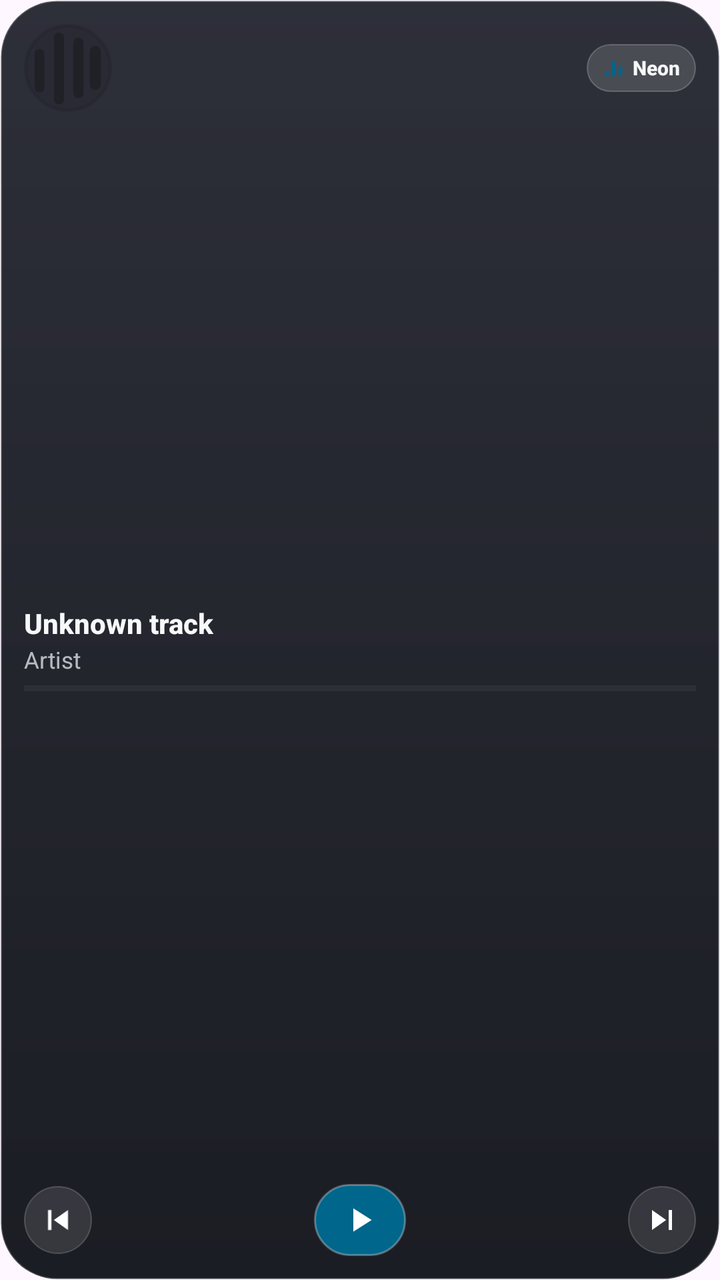
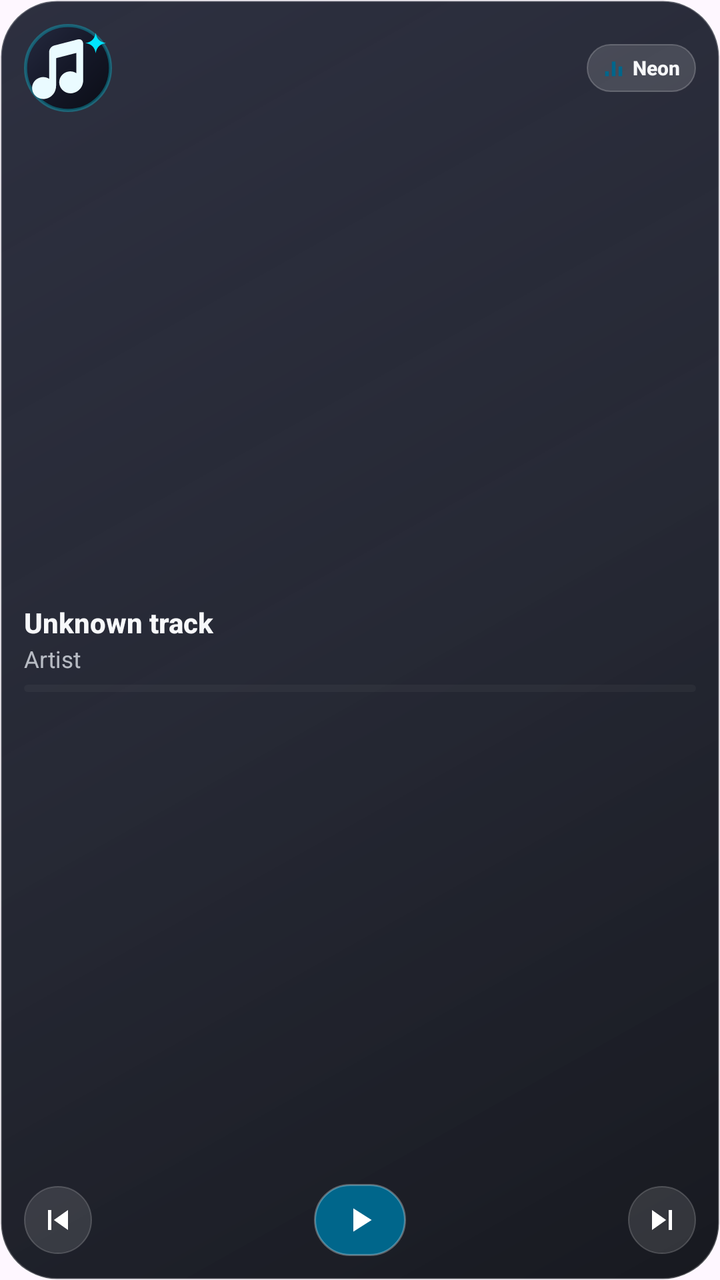

Compare the two renders of this Android layout. The source of the first and the diff that turns it into the second are given below.
<!-- AndroidManifest.xml: application theme Theme.NeonSong.Splash -->
<!-- res/layout/widget_aura_square.xml -->
<?xml version="1.0" encoding="utf-8"?>
<LinearLayout xmlns:android="http://schemas.android.com/apk/res/android"
    android:id="@+id/widget_root"
    android:layout_width="match_parent"
    android:layout_height="match_parent"
    android:background="@drawable/widget_aura_background"
    android:clipToOutline="true"
    android:orientation="vertical"
    android:padding="12dp">

    
    <LinearLayout
        android:id="@+id/widget_empty_group"
        android:layout_width="match_parent"
        android:layout_height="match_parent"
        android:gravity="center"
        android:orientation="vertical"
        android:visibility="gone">

        <ImageView
            android:id="@+id/widget_empty_icon"
            android:layout_width="48dp"
            android:layout_height="48dp"
            android:contentDescription="@null"
            android:src="@drawable/widget_art_placeholder" />

        <TextView
            android:id="@+id/widget_empty_title"
            android:layout_width="wrap_content"
            android:layout_height="wrap_content"
            android:layout_marginTop="8dp"
            android:ellipsize="end"
            android:fontFamily="sans-serif-medium"
            android:maxLines="1"
            android:text="@string/widget_aura_name"
            android:textColor="#FFF7F8FA"
            android:textSize="14sp"
            android:textStyle="bold" />

        <TextView
            android:id="@+id/widget_empty_sub"
            android:layout_width="wrap_content"
            android:layout_height="wrap_content"
            android:layout_marginTop="2dp"
            android:ellipsize="end"
            android:fontFamily="sans-serif"
            android:gravity="center"
            android:maxLines="1"
            android:text="@string/widget_aura_idle"
            android:textColor="#B0EAEFF5"
            android:textSize="11.5sp" />
    </LinearLayout>

    
    <LinearLayout
        android:id="@+id/widget_content_group"
        android:layout_width="match_parent"
        android:layout_height="match_parent"
        android:orientation="vertical">

        
        <LinearLayout
            android:layout_width="match_parent"
            android:layout_height="wrap_content"
            android:gravity="center_vertical"
            android:orientation="horizontal">

            <ImageView
                android:id="@+id/widget_art"
                android:layout_width="44dp"
                android:layout_height="44dp"
                android:contentDescription="@null"
                android:scaleType="centerCrop"
                android:src="@drawable/widget_art_placeholder" />

            <View
                android:layout_width="0dp"
                android:layout_height="1dp"
                android:layout_weight="1" />

            <LinearLayout
                android:id="@+id/widget_eq_group"
                android:layout_width="wrap_content"
                android:layout_height="24dp"
                android:background="@drawable/widget_aura_pill_button"
                android:gravity="center_vertical"
                android:orientation="horizontal"
                android:paddingStart="8dp"
                android:paddingEnd="8dp">

                <ImageView
                    android:id="@+id/widget_eq_icon"
                    android:layout_width="11dp"
                    android:layout_height="11dp"
                    android:contentDescription="@null"
                    android:src="@drawable/widget_eq_frame_0" />

                <TextView
                    android:id="@+id/widget_source_label"
                    android:layout_width="wrap_content"
                    android:layout_height="wrap_content"
                    android:layout_marginStart="4dp"
                    android:fontFamily="sans-serif-medium"
                    android:maxLines="1"
                    android:text="Neon"
                    android:textColor="#FFF7F8FA"
                    android:textSize="10sp"
                    android:textStyle="bold" />
            </LinearLayout>
        </LinearLayout>

        
        <LinearLayout
            android:layout_width="match_parent"
            android:layout_height="0dp"
            android:layout_weight="1"
            android:gravity="center_vertical"
            android:orientation="vertical">

            <TextView
                android:id="@+id/widget_title"
                android:layout_width="match_parent"
                android:layout_height="wrap_content"
                android:ellipsize="end"
                android:fontFamily="sans-serif-medium"
                android:maxLines="1"
                android:text="Unknown track"
                android:textColor="#FFF7F8FA"
                android:textSize="14sp"
                android:textStyle="bold" />

            <TextView
                android:id="@+id/widget_artist"
                android:layout_width="match_parent"
                android:layout_height="wrap_content"
                android:layout_marginTop="1dp"
                android:ellipsize="end"
                android:fontFamily="sans-serif"
                android:maxLines="1"
                android:text="Artist"
                android:textColor="#BCEAEFF5"
                android:textSize="11.5sp" />

            <ProgressBar
                android:id="@+id/widget_progress"
                style="?android:attr/progressBarStyleHorizontal"
                android:layout_width="match_parent"
                android:layout_height="3dp"
                android:layout_marginTop="5dp"
                android:max="1000"
                android:progress="0"
                android:progressBackgroundTint="#2EFFFFFF"
                android:progressTint="#FF00E5FF" />
        </LinearLayout>

        
        <LinearLayout
            android:layout_width="match_parent"
            android:layout_height="wrap_content"
            android:gravity="center_vertical"
            android:orientation="horizontal">

            <ImageButton
                android:id="@+id/widget_btn_prev"
                android:layout_width="34dp"
                android:layout_height="34dp"
                android:background="@drawable/widget_aura_icon_button"
                android:contentDescription="@string/widget_previous"
                android:padding="7dp"
                android:scaleType="fitCenter"
                android:src="@drawable/ic_widget_skip_previous" />

            <View
                android:layout_width="0dp"
                android:layout_height="1dp"
                android:layout_weight="1" />

            <FrameLayout
                android:id="@+id/widget_play_pause_container"
                android:layout_width="46dp"
                android:layout_height="36dp"
                android:background="@drawable/widget_aura_play_pill">

                <ImageButton
                    android:id="@+id/widget_btn_play_pause"
                    android:layout_width="match_parent"
                    android:layout_height="match_parent"
                    android:background="@android:color/transparent"
                    android:contentDescription="@string/widget_play_pause"
                    android:padding="8dp"
                    android:scaleType="fitCenter"
                    android:src="@drawable/ic_widget_play" />
            </FrameLayout>

            <View
                android:layout_width="0dp"
                android:layout_height="1dp"
                android:layout_weight="1" />

            <ImageButton
                android:id="@+id/widget_btn_next"
                android:layout_width="34dp"
                android:layout_height="34dp"
                android:background="@drawable/widget_aura_icon_button"
                android:contentDescription="@string/widget_next"
                android:padding="7dp"
                android:scaleType="fitCenter"
                android:src="@drawable/ic_widget_skip_next" />
        </LinearLayout>
    </LinearLayout>
</LinearLayout>
<!-- resources referenced by this layout -->
<resources>
  <!-- drawable widget_art_placeholder (drawable) -->
  <?xml version="1.0" encoding="utf-8"?>
  <layer-list xmlns:android="http://schemas.android.com/apk/res/android">
      <item>
          <shape android:shape="rectangle">
              <corners android:radius="14dp" />
              <solid android:color="@color/widget_surface_variant" />
              <stroke
                  android:width="1dp"
                  android:color="@color/widget_hairline" />
          </shape>
      </item>
      <item
          android:width="26dp"
          android:height="26dp"
          android:gravity="center"
          android:drawable="@drawable/ic_widget_logo_mark" />
  </layer-list>
  <!-- drawable widget_aura_background (drawable) -->
  <?xml version="1.0" encoding="utf-8"?>
  <shape xmlns:android="http://schemas.android.com/apk/res/android"
      android:shape="rectangle">
      <corners android:radius="26dp" />
      <gradient
          android:angle="270"
          android:startColor="#EB1B1D28"
          android:endColor="#F00D0F16"
          android:type="linear" />
      <stroke
          android:width="1dp"
          android:color="#30FFFFFF" />
  </shape>
  <!-- drawable widget_aura_icon_button (drawable) -->
  <?xml version="1.0" encoding="utf-8"?>
  <shape xmlns:android="http://schemas.android.com/apk/res/android"
      android:shape="oval">
      <solid android:color="#1EFFFFFF" />
      <stroke
          android:width="0.8dp"
          android:color="#2EFFFFFF" />
  </shape>
  <string name="widget_aura_idle">Tap to open Neon Song</string>
  <string name="widget_aura_name">Neon Song Aura Glass</string>
  <string name="widget_next">Next track</string>
  <string name="widget_play_pause">Play or pause</string>
  <string name="widget_previous">Previous track</string>
  <color name="widget_surface_variant">#14000000</color>
  <color name="widget_hairline">#1A000000</color>
  <!-- drawable ic_widget_logo_mark (drawable) -->
  <vector xmlns:android="http://schemas.android.com/apk/res/android"
      android:width="24dp"
      android:height="24dp"
      android:viewportWidth="108"
      android:viewportHeight="108">
      <path
          android:fillColor="@color/widget_on_surface_variant"
          android:pathData="M12.92,36.47 A5.99,5.99 0 0 1 24.89,36.47 L24.89,78.39 A5.99,5.99 0 0 1 12.92,78.39 Z" />
      <path
          android:fillColor="@color/widget_on_surface_variant"
          android:pathData="M36.86,16.58 A6.14,6.14 0 0 1 49.15,16.58 L49.15,92.58 A6.14,6.14 0 0 1 36.86,92.58 Z" />
      <path
          android:fillColor="@color/widget_on_surface_variant"
          android:pathData="M60.54,23.12 A6.25,6.25 0 0 1 73.04,23.12 L73.04,84.82 A6.25,6.25 0 0 1 60.54,84.82 Z" />
      <path
          android:fillColor="@color/widget_on_surface_variant"
          android:pathData="M80.74,33.72 A6.72,6.72 0 0 1 94.18,33.72 L94.18,74.17 A6.72,6.72 0 0 1 80.74,74.17 Z" />
  </vector>
  <color name="widget_primary">#FF00E5FF</color>
  <color name="widget_eq_bar">#FF00E5FF</color>
  <color name="splash_background">#FF100F0F</color>
  <!-- drawable neon_song_splash_art (drawable) -->
  <?xml version="1.0" encoding="utf-8"?>
  <bitmap xmlns:android="http://schemas.android.com/apk/res/android"
      android:src="@drawable/beru_icon_3d"
      android:gravity="fill" />
  <color name="widget_on_surface_variant">#8A1A1A1E</color>
  <!-- unchanged entries left out for length: 10 -->
</resources>

<!-- the commit's change to res/layout/widget_aura_square.xml (unified diff, before → after) -->
@@ -19,9 +19,10 @@
 
         <ImageView
             android:id="@+id/widget_empty_icon"
-            android:layout_width="48dp"
-            android:layout_height="48dp"
+            android:layout_width="54dp"
+            android:layout_height="54dp"
             android:contentDescription="@null"
+            android:scaleType="centerCrop"
             android:src="@drawable/widget_art_placeholder" />
 
         <TextView
@@ -145,11 +146,12 @@
                 android:id="@+id/widget_progress"
                 style="?android:attr/progressBarStyleHorizontal"
                 android:layout_width="match_parent"
-                android:layout_height="3dp"
+                android:layout_height="3.5dp"
                 android:layout_marginTop="5dp"
                 android:max="1000"
                 android:progress="0"
                 android:progressBackgroundTint="#2EFFFFFF"
+                android:progressDrawable="@drawable/widget_progress_bar"
                 android:progressTint="#FF00E5FF" />
         </LinearLayout>
 
<!-- resource entries referenced after the edit -->
@@ -5,16 +5,21 @@
   <layer-list xmlns:android="http://schemas.android.com/apk/res/android">
       <item>
           <shape android:shape="rectangle">
-              <corners android:radius="14dp" />
-              <solid android:color="@color/widget_surface_variant" />
+              <corners android:radius="18dp" />
+              <gradient
+                  android:angle="315"
+                  android:startColor="#FF252A3F"
+                  android:centerColor="#FF151828"
+                  android:endColor="#FF0B0D16"
+                  android:type="linear" />
               <stroke
                   android:width="1dp"
-                  android:color="@color/widget_hairline" />
+                  android:color="#4D00E5FF" />
           </shape>
       </item>
       <item
-          android:width="26dp"
-          android:height="26dp"
+          android:width="28dp"
+          android:height="28dp"
           android:gravity="center"
           android:drawable="@drawable/ic_widget_logo_mark" />
   </layer-list>
@@ -24,13 +29,14 @@
       android:shape="rectangle">
       <corners android:radius="26dp" />
       <gradient
-          android:angle="270"
-          android:startColor="#EB1B1D28"
-          android:endColor="#F00D0F16"
+          android:angle="315"
+          android:startColor="#F0202334"
+          android:centerColor="#EB141724"
+          android:endColor="#F20B0D14"
           android:type="linear" />
       <stroke
-          android:width="1dp"
-          android:color="#30FFFFFF" />
+          android:width="1.1dp"
+          android:color="#38FFFFFF" />
   </shape>
   <!-- drawable widget_aura_icon_button (drawable) -->
   <?xml version="1.0" encoding="utf-8"?>
@@ -41,31 +47,43 @@
           android:width="0.8dp"
           android:color="#2EFFFFFF" />
   </shape>
-  <string name="widget_aura_idle">Tap to open Neon Song</string>
+  <!-- drawable widget_progress_bar (drawable) -->
+  <?xml version="1.0" encoding="utf-8"?>
+  <layer-list xmlns:android="http://schemas.android.com/apk/res/android">
+      <item android:id="@android:id/background">
+          <shape android:shape="rectangle">
+              <corners android:radius="100dp" />
+              <solid android:color="#30FFFFFF" />
+          </shape>
+      </item>
+      <item android:id="@android:id/progress">
+          <clip>
+              <shape android:shape="rectangle">
+                  <corners android:radius="100dp" />
+                  <solid android:color="#FFFFFFFF" />
+              </shape>
+          </clip>
+      </item>
+  </layer-list>
+  <string name="widget_aura_idle">Tap to play • Ready for Hi-Res audio</string>
   <string name="widget_aura_name">Neon Song Aura Glass</string>
   <string name="widget_next">Next track</string>
   <string name="widget_play_pause">Play or pause</string>
   <string name="widget_previous">Previous track</string>
-  <color name="widget_surface_variant">#14000000</color>
-  <color name="widget_hairline">#1A000000</color>
   <!-- drawable ic_widget_logo_mark (drawable) -->
+  <?xml version="1.0" encoding="utf-8"?>
   <vector xmlns:android="http://schemas.android.com/apk/res/android"
-      android:width="24dp"
-      android:height="24dp"
-      android:viewportWidth="108"
-      android:viewportHeight="108">
+      android:width="28dp"
+      android:height="28dp"
+      android:viewportWidth="24"
+      android:viewportHeight="24">
+      
       <path
-          android:fillColor="@color/widget_on_surface_variant"
-          android:pathData="M12.92,36.47 A5.99,5.99 0 0 1 24.89,36.47 L24.89,78.39 A5.99,5.99 0 0 1 12.92,78.39 Z" />
+          android:fillColor="#FFEAFBFF"
+          android:pathData="M14.7,4.2 L8.3,5.85 C7.45,6.06 6.85,6.82 6.85,7.7 L6.85,14.95 C6.25,14.55 5.5,14.38 4.7,14.52 C3.02,14.82 1.92,16.4 2.26,18.02 C2.6,19.65 4.2,20.72 5.88,20.4 C7.58,20.08 8.75,18.62 8.75,16.88 L8.75,9.32 L14.25,7.9 L14.25,13.4 C13.65,13.0 12.9,12.83 12.1,12.97 C10.42,13.27 9.32,14.85 9.66,16.47 C10.0,18.1 11.6,19.17 13.28,18.85 C14.98,18.53 16.15,17.07 16.15,15.33 L16.15,5.55 C16.15,4.55 15.52,4.0 14.7,4.2 Z" />
       <path
-          android:fillColor="@color/widget_on_surface_variant"
-          android:pathData="M36.86,16.58 A6.14,6.14 0 0 1 49.15,16.58 L49.15,92.58 A6.14,6.14 0 0 1 36.86,92.58 Z" />
-      <path
-          android:fillColor="@color/widget_on_surface_variant"
-          android:pathData="M60.54,23.12 A6.25,6.25 0 0 1 73.04,23.12 L73.04,84.82 A6.25,6.25 0 0 1 60.54,84.82 Z" />
-      <path
-          android:fillColor="@color/widget_on_surface_variant"
-          android:pathData="M80.74,33.72 A6.72,6.72 0 0 1 94.18,33.72 L94.18,74.17 A6.72,6.72 0 0 1 80.74,74.17 Z" />
+          android:fillColor="#FF00E5FF"
+          android:pathData="M19.55,2.4 Q19.9,4.85 22.35,5.2 Q19.9,5.55 19.55,8.0 Q19.2,5.55 16.75,5.2 Q19.2,4.85 19.55,2.4 Z" />
   </vector>
   <color name="widget_primary">#FF00E5FF</color>
   <color name="widget_eq_bar">#FF00E5FF</color>
@@ -75,7 +93,6 @@
   <bitmap xmlns:android="http://schemas.android.com/apk/res/android"
       android:src="@drawable/beru_icon_3d"
       android:gravity="fill" />
-  <color name="widget_on_surface_variant">#8A1A1A1E</color>
   <!-- unchanged entries left out for length: 10 -->
 </resources>
 
